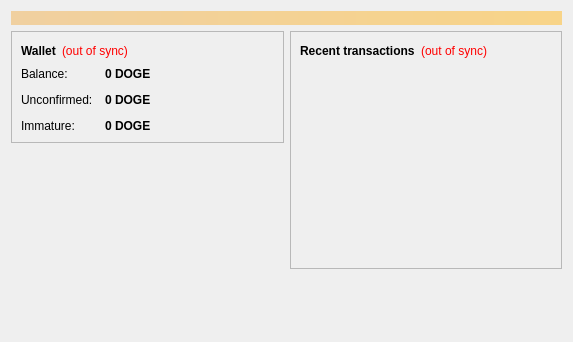
The window that src/qt/forms/overviewpage.ui (PIXDO/pixcoin) describes before a commit, drawn with Qt 5.
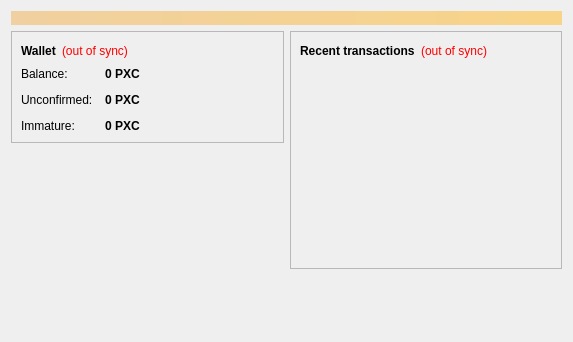
The same window after the commit. Icons and pictures are not drawn.

Commit message: removed DOGE

Diff of the .ui file:
```diff
--- a/src/qt/forms/overviewpage.ui
+++ b/src/qt/forms/overviewpage.ui
@@ -122,7 +122,7 @@
                <string>Your current balance</string>
               </property>
               <property name="text">
-               <string notr="true">0 DOGE</string>
+               <string notr="true">0 PXC</string>
               </property>
               <property name="textInteractionFlags">
                <set>Qt::LinksAccessibleByMouse|Qt::TextSelectableByKeyboard|Qt::TextSelectableByMouse</set>
@@ -151,7 +151,7 @@
                <string>Total of transactions that have yet to be confirmed, and do not yet count toward the current balance</string>
               </property>
               <property name="text">
-               <string notr="true">0 DOGE</string>
+               <string notr="true">0 PXC</string>
               </property>
               <property name="textInteractionFlags">
                <set>Qt::LinksAccessibleByMouse|Qt::TextSelectableByKeyboard|Qt::TextSelectableByMouse</set>
@@ -177,7 +177,7 @@
                <string>Mined balance that has not yet matured</string>
               </property>
               <property name="text">
-               <string notr="true">0 DOGE</string>
+               <string notr="true">0 PXC</string>
               </property>
               <property name="textInteractionFlags">
                <set>Qt::LinksAccessibleByMouse|Qt::TextSelectableByKeyboard|Qt::TextSelectableByMouse</set>
```
The commit also changes 57 other files.
